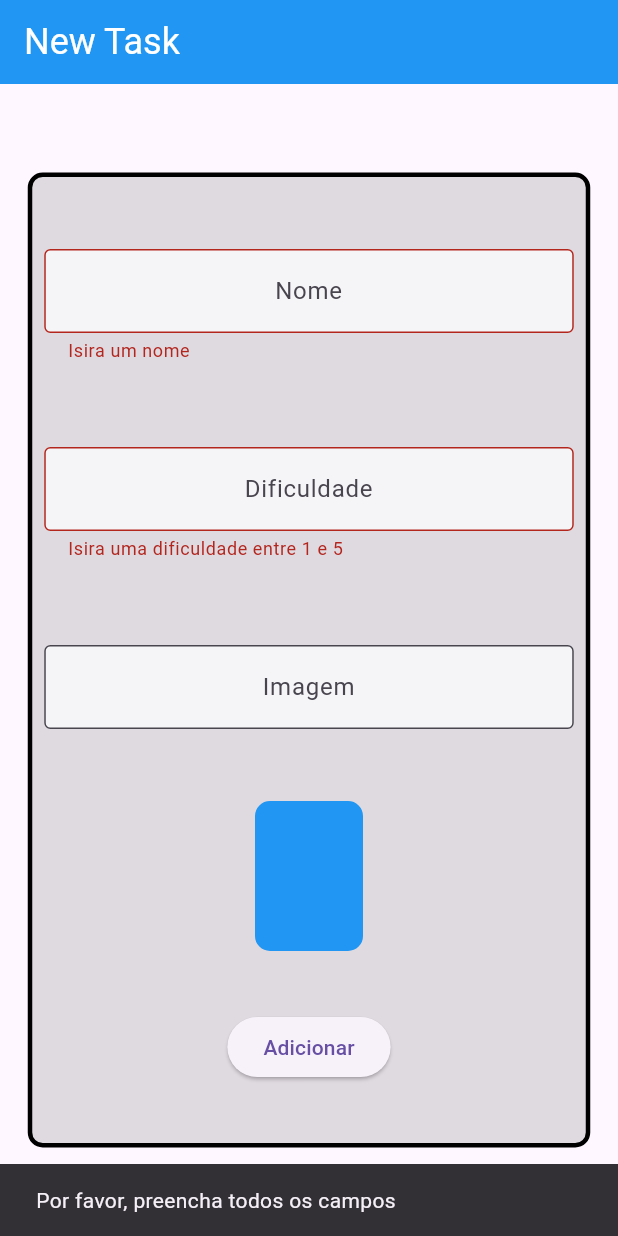
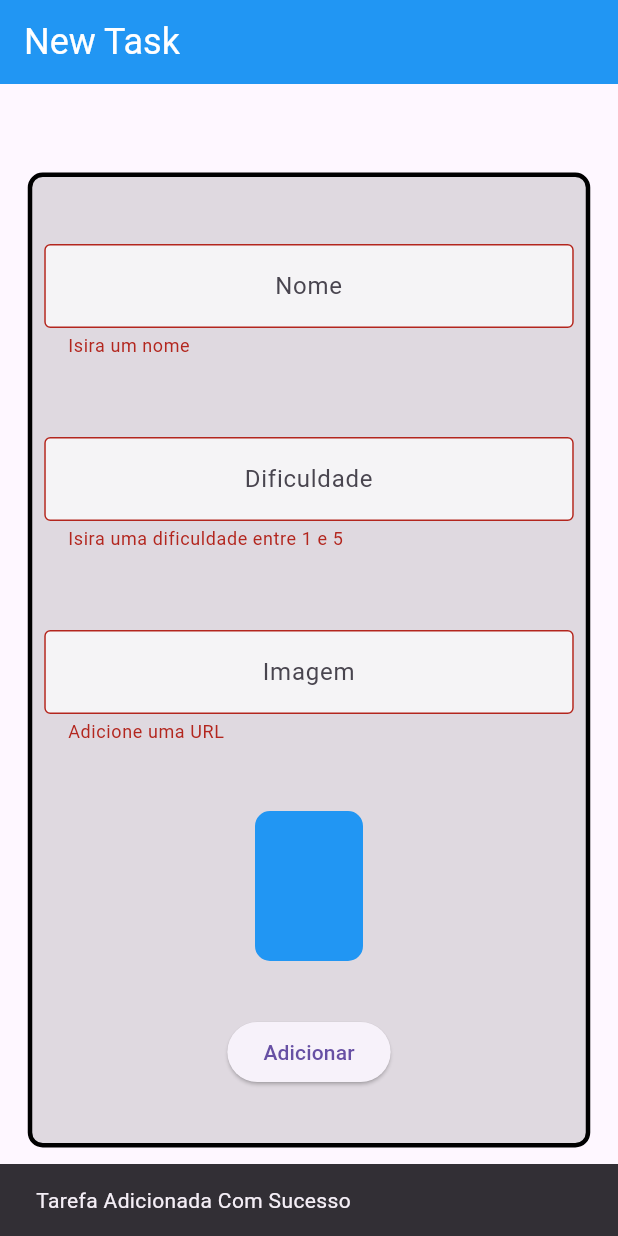
Before and after one commit to JonatasFlores/my-first-project, a Flutter app: the screen it shows after launch, after a tap on "Adicionar", on a phone screen of 412 x 824 dp. Run offline on Flutter 3.47's test engine with Material 3 defaults, Android fonts, the phone set to English and light mode, and no system bars; network calls fail.

Commit message:
Feat: Modificado Text do SnackBar e corrigido erro da mensagem de erro da imagem

```diff
--- a/lib/screens/form_screen.dart
+++ b/lib/screens/form_screen.dart
@@ -85,7 +85,7 @@ class _FormScreenState extends State<FormScreen> {
                       },
                       validator: (value) {
                         if (value!.isEmpty) {
-                          print('Adicione uma URL');
+                          return('Adicione uma URL');
                         }
                         return null;
                       },
@@ -131,8 +131,8 @@ class _FormScreenState extends State<FormScreen> {
                         }
                         ScaffoldMessenger.of(context).showSnackBar(
                           const SnackBar(
-                              content:
-                                  Text('Por favor, preencha todos os campos')),
+                            content: Text('Tarefa Adicionada Com Sucesso'),
+                          ),
                         );
                       },
                       child: Text('Adicionar'))
```
